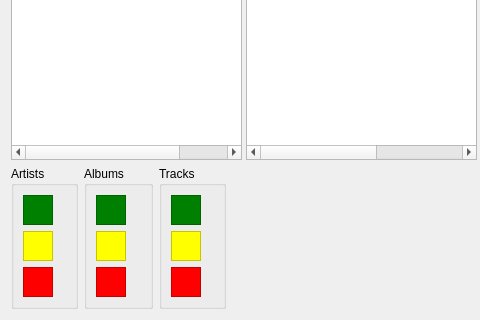
Qt form ui/main.ui (KenjiTakahashi/gayeogi) before a commit; both pictures show x 0 to 480 and y 271 to 591 of the 723 by 591 pixel window.
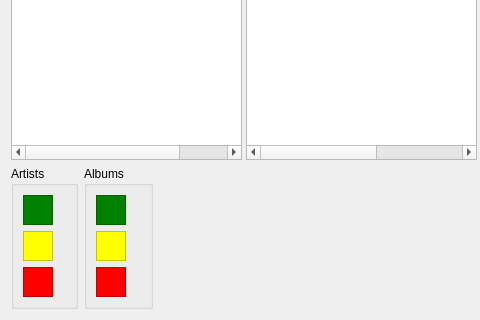
The same form after that commit.

Commit message: Small GUI fix. DB class

Diff of the .ui file:
```diff
--- a/ui/main.ui
+++ b/ui/main.ui
@@ -294,81 +294,6 @@
         </layout>
        </widget>
       </item>
-      <item>
-       <widget class="QGroupBox" name="tracksStats">
-        <property name="title">
-         <string>Tracks</string>
-        </property>
-        <layout class="QFormLayout" name="formLayout_4">
-         <item row="0" column="0">
-          <widget class="QFrame" name="frame_7">
-           <property name="minimumSize">
-            <size>
-             <width>30</width>
-             <height>30</height>
-            </size>
-           </property>
-           <property name="styleSheet">
-            <string notr="true">background-color: green;</string>
-           </property>
-           <property name="frameShape">
-            <enum>QFrame::StyledPanel</enum>
-           </property>
-           <property name="frameShadow">
-            <enum>QFrame::Raised</enum>
-           </property>
-          </widget>
-         </item>
-         <item row="0" column="1">
-          <widget class="QLabel" name="tracksGreen"/>
-         </item>
-         <item row="1" column="0">
-          <widget class="QFrame" name="frame_8">
-           <property name="minimumSize">
-            <size>
-             <width>30</width>
-             <height>30</height>
-            </size>
-           </property>
-           <property name="styleSheet">
-            <string notr="true">background-color: yellow;</string>
-           </property>
-           <property name="frameShape">
-            <enum>QFrame::StyledPanel</enum>
-           </property>
-           <property name="frameShadow">
-            <enum>QFrame::Raised</enum>
-           </property>
-          </widget>
-         </item>
-         <item row="1" column="1">
-          <widget class="QLabel" name="tracksYellow"/>
-         </item>
-         <item row="2" column="0">
-          <widget class="QFrame" name="frame_9">
-           <property name="minimumSize">
-            <size>
-             <width>30</width>
-             <height>30</height>
-            </size>
-           </property>
-           <property name="styleSheet">
-            <string notr="true">background-color: red;</string>
-           </property>
-           <property name="frameShape">
-            <enum>QFrame::StyledPanel</enum>
-           </property>
-           <property name="frameShadow">
-            <enum>QFrame::Raised</enum>
-           </property>
-          </widget>
-         </item>
-         <item row="2" column="1">
-          <widget class="QLabel" name="tracksRed"/>
-         </item>
-        </layout>
-       </widget>
-      </item>
       <item>
        <spacer name="horizontalSpacer">
         <property name="orientation">
```
The commit also changes 2 other files.
